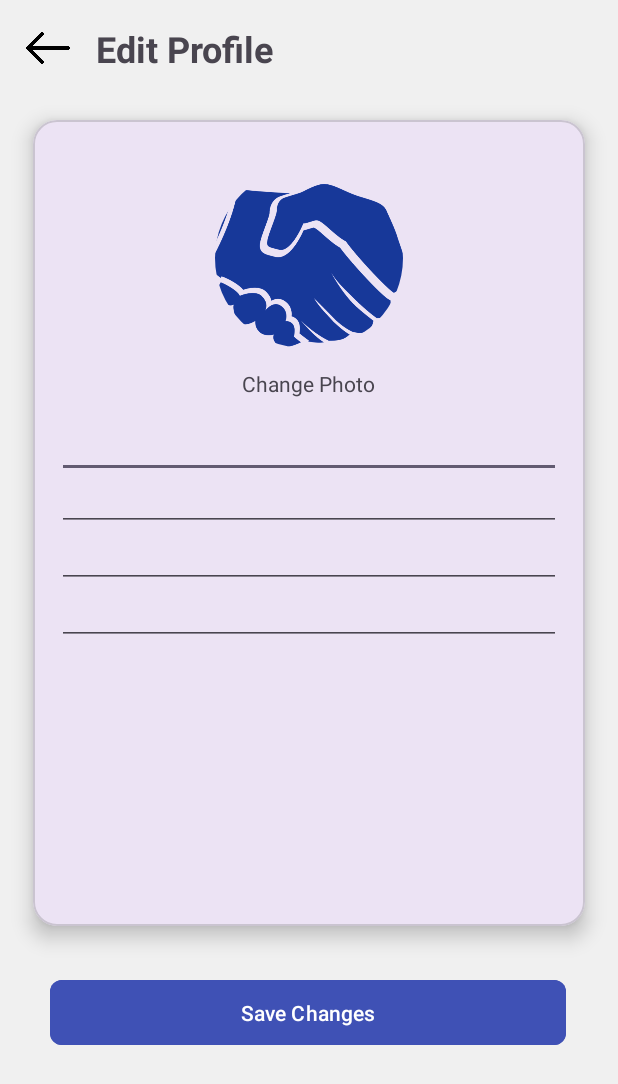
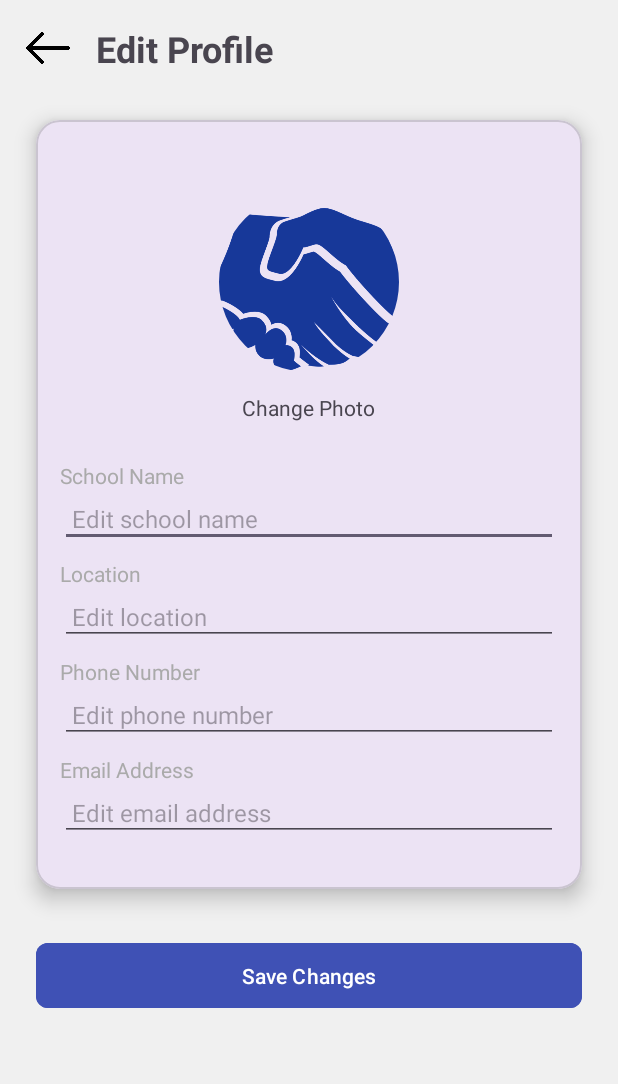
Before and after one commit to MaleeshaShashini/PasalHawula, an Android app: the EditProfileActivity screen opened directly, with no data from a screen before it, on a phone screen of 412 x 824 dp. Shown: the top 1084 px of the screen. Run offline under Robolectric (Android 15) with nearby library versions, the phone set to English and light mode, and no system bars; our stand-ins replace CircleImageView; Roboto replaces fonts that are not available here.

Commit message:
Refactor: Improved Edit Profile UI layout
-All hardcoded size and spacing values were moved into a dedicated dimens.xml file.
-All text was moved into strings.xml.
-All color codes were extracted into a colors.xml file.

```diff
--- a/app/src/main/res/layout/activity_edit_profile.xml
+++ b/app/src/main/res/layout/activity_edit_profile.xml
@@ -5,45 +5,42 @@ xmlns:app="http://schemas.android.com/apk/res-auto"
     xmlns:tools="http://schemas.android.com/tools"
     android:layout_width="match_parent"
     android:layout_height="match_parent"
-android:background="#F0F0F0"
+    android:background="@color/background_light_gray"
     tools:context=".EditProfileActivity">
 
-    <!-- Back Arrow -->
     <ImageView
         android:id="@+id/imgBack"
-        android:layout_width="32dp"
-        android:layout_height="32dp"
+        android:layout_width="@dimen/icon_size_medium"
+        android:layout_height="@dimen/icon_size_medium"
         android:src="@drawable/ic_arrow_back"
         android:contentDescription="@string/back_arrow_description"
-        android:layout_marginStart="16dp"
-        android:layout_marginTop="16dp"
+        android:layout_marginStart="@dimen/margin_medium"
+        android:layout_marginTop="@dimen/margin_medium"
         app:layout_constraintStart_toStartOf="parent"
         app:layout_constraintTop_toTopOf="parent"/>
 
-    <!-- Screen Title -->
     <TextView
         android:id="@+id/txtScreenTitle"
         android:layout_width="wrap_content"
         android:layout_height="wrap_content"
         android:text="@string/edit_profile_screen_title"
-        android:textSize="24sp"
+        android:textSize="@dimen/text_size_header"
         android:textStyle="bold"
-        android:layout_marginStart="16dp"
+        android:layout_marginStart="@dimen/margin_medium"
         app:layout_constraintStart_toEndOf="@+id/imgBack"
         app:layout_constraintTop_toTopOf="@+id/imgBack"
         app:layout_constraintBottom_toBottomOf="@+id/imgBack" />
 
-    <!-- Edit Profile Information Card View -->
     <com.google.android.material.card.MaterialCardView
         android:id="@+id/profileInfoCardView"
-        android:layout_width="368dp"
-        android:layout_height="537dp"
-        android:layout_marginStart="24dp"
-        android:layout_marginTop="80dp"
-        android:layout_marginEnd="24dp"
-        app:cardCornerRadius="16dp"
-        app:cardElevation="8dp"
-        app:contentPadding="16dp"
+        android:layout_width="0dp"
+        android:layout_height="wrap_content"
+        android:layout_marginStart="@dimen/margin_large"
+        android:layout_marginTop="@dimen/margin_top_card"
+        android:layout_marginEnd="@dimen/margin_large"
+        app:cardCornerRadius="@dimen/card_corner_radius"
+        app:cardElevation="@dimen/card_elevation"
+        app:contentPadding="@dimen/card_content_padding"
         app:layout_constraintEnd_toEndOf="parent"
         app:layout_constraintStart_toStartOf="parent"
         app:layout_constraintTop_toTopOf="parent">
@@ -52,21 +49,19 @@ tools:context=".EditProfileActivity">
             android:layout_width="match_parent"
             android:layout_height="wrap_content"
             android:gravity="center_horizontal"
-            android:orientation="vertical">
+            android:orientation="vertical"
+            android:paddingTop="@dimen/padding_vertical_form_content"
+            android:paddingBottom="@dimen/padding_vertical_form_content">
 
             <com.google.android.material.imageview.ShapeableImageView
                 android:id="@+id/imgProfile"
-                android:layout_width="125dp"
-                android:layout_height="120dp"
-                android:layout_marginTop="16dp"
-                android:layout_marginBottom="14dp"
-                android:contentDescription="@string/school_logo_description"
+                android:layout_width="@dimen/profile_image_size"
+                android:layout_height="@dimen/profile_image_size"
+                android:layout_marginTop="@dimen/margin_medium"
+                android:layout_marginBottom="@dimen/margin_small_plus"
+                android:contentDescription="@string/profile_picture_description"
                 android:scaleType="centerCrop"
                 android:src="@drawable/logo"
-                app:layout_constraintBottom_toBottomOf="parent"
-                app:layout_constraintEnd_toEndOf="parent"
-                app:layout_constraintStart_toStartOf="parent"
-                app:layout_constraintTop_toTopOf="parent"
                 app:shapeAppearanceOverlay="@style/CircleImageView" />
 
             <TextView
@@ -74,96 +69,88 @@ tools:context=".EditProfileActivity">
                 android:layout_width="wrap_content"
                 android:layout_height="wrap_content"
                 android:text="@string/edit_profile_picture_text"
-                android:textSize="14sp"
-                android:layout_marginBottom="18dp"
-                android:drawablePadding="4dp"
-                app:tint="@color/darkBlue"
-                app:layout_constraintTop_toBottomOf="@+id/imgProfileOrSchoolLogo"
-                app:layout_constraintStart_toStartOf="parent"
-                app:layout_constraintEnd_toEndOf="parent"
-                app:layout_constraintBottom_toBottomOf="parent"/>
+                android:textSize="@dimen/text_size_small"
+                android:layout_marginBottom="@dimen/margin_large_plus"
+                android:drawablePadding="@dimen/padding_tiny"
+                app:tint="@color/dark_blue_custom" />
 
             <TextView
-                android:id="@+id/txtSchoolName"
+                android:id="@+id/txtSchoolNameLabel"
                 android:layout_width="match_parent"
                 android:layout_height="wrap_content"
-                android:layout_marginTop="8dp"
+                android:layout_marginTop="@dimen/margin_small"
                 android:text="@string/edit_profile_school_name_label"
-                android:textColor="@android:color/darker_gray"
-                android:textSize="14sp"
-                android:visibility="gone"
-                tools:visibility="visible" />
+                android:textColor="@color/text_color_gray"
+                android:textSize="@dimen/text_size_small" />
 
             <EditText
                 android:id="@+id/editSchoolName"
                 android:layout_width="match_parent"
                 android:layout_height="wrap_content"
                 android:inputType="textCapWords"
-                android:padding="8dp"
-                android:textColor="@color/black"
-                android:textSize="14sp"
+                android:padding="@dimen/padding_small"
+                android:textColor="@color/text_color_black"
+                android:textSize="@dimen/text_size_medium"
+                android:hint="@string/hint_school_name"
                 tools:text="Central College" />
 
             <TextView
-                android:id="@+id/txtLocation"
+                android:id="@+id/txtLocationLabel"
                 android:layout_width="match_parent"
                 android:layout_height="wrap_content"
-                android:layout_marginTop="8dp"
+                android:layout_marginTop="@dimen/margin_small"
                 android:text="@string/edit_profile_location_label"
-                android:textColor="@android:color/darker_gray"
-                android:textSize="14sp"
-                android:visibility="gone"
-                tools:visibility="visible" />
+                android:textColor="@color/text_color_gray"
+                android:textSize="@dimen/text_size_small"/>
 
             <EditText
-                android:id="@+id/editSchool"
+                android:id="@+id/editLocation"
                 android:layout_width="match_parent"
                 android:layout_height="wrap_content"
                 android:inputType="textCapWords"
-                android:padding="8dp"
-                android:textSize="14sp"
+                android:padding="@dimen/padding_small"
+                android:textSize="@dimen/text_size_medium"
+                android:hint="@string/hint_location"
                 tools:text="Colombo, Sri Lanka" />
 
             <TextView
-                android:id="@+id/txtPhoneNumber"
+                android:id="@+id/txtPhoneNumberLabel"
                 android:layout_width="match_parent"
                 android:layout_height="wrap_content"
-                android:layout_marginTop="8dp"
+                android:layout_marginTop="@dimen/margin_small"
                 android:text="@string/edit_profile_phone_number_label"
-                android:textColor="@android:color/darker_gray"
-                android:textSize="14sp"
-                android:visibility="gone"
-                tools:visibility="visible" />
+                android:textColor="@color/text_color_gray"
+                android:textSize="@dimen/text_size_small"/>
 
             <EditText
                 android:id="@+id/editPhoneNumber"
                 android:layout_width="match_parent"
                 android:layout_height="wrap_content"
                 android:inputType="phone"
-                android:padding="8dp"
-                android:textColor="@color/black"
-                android:textSize="16sp"
+                android:padding="@dimen/padding_small"
+                android:textColor="@color/text_color_black"
+                android:textSize="@dimen/text_size_medium"
+                android:hint="@string/hint_phone_number"
                 tools:text="+94 11 2345678" />
 
             <TextView
-                android:id="@+id/txtEmailAddress"
+                android:id="@+id/txtEmailAddressLabel"
                 android:layout_width="match_parent"
                 android:layout_height="wrap_content"
-                android:layout_marginTop="8dp"
+                android:layout_marginTop="@dimen/margin_small"
                 android:text="@string/edit_profile_email_address_label"
-                android:textColor="@android:color/darker_gray"
-                android:textSize="14sp"
-                android:visibility="gone"
-                tools:visibility="visible" />
+                android:textColor="@color/text_color_gray"
+                android:textSize="@dimen/text_size_small" />
 
             <EditText
                 android:id="@+id/editEmailAddress"
                 android:layout_width="match_parent"
                 android:layout_height="wrap_content"
                 android:inputType="textEmailAddress"
-                android:padding="8dp"
-                android:textColor="@color/black"
-                android:textSize="16sp"
+                android:padding="@dimen/padding_small"
+                android:textColor="@color/text_color_black"
+                android:textSize="@dimen/text_size_medium"
+                android:hint="@string/hint_email_address"
                 tools:text="info@central-college.lk" />
 
         </LinearLayout>
@@ -171,18 +158,19 @@ tools:context=".EditProfileActivity">
 
     <com.google.android.material.button.MaterialButton
         android:id="@+id/btnSaveChanges"
-        android:layout_width="344dp"
+        android:layout_width="0dp"
         android:layout_height="wrap_content"
-        android:layout_marginTop="32dp"
-        android:layout_marginBottom="16dp"
-        android:backgroundTint="#3F51B5"
-        android:paddingVertical="12dp"
+        android:layout_marginTop="@dimen/margin_xlarge"
+        android:layout_marginBottom="@dimen/margin_medium"
+        android:layout_marginStart="@dimen/margin_large"
+        android:layout_marginEnd="@dimen/margin_large"
+        android:backgroundTint="@color/brand_blue"
+        android:paddingVertical="@dimen/button_padding_vertical"
         android:text="@string/edit_profile_save_changes_button"
         android:textColor="@android:color/white"
-        app:cornerRadius="8dp"
+        app:cornerRadius="@dimen/button_corner_radius"
         app:layout_constraintBottom_toBottomOf="parent"
         app:layout_constraintEnd_toEndOf="parent"
-        app:layout_constraintHorizontal_bias="0.491"
         app:layout_constraintStart_toStartOf="parent"
         app:layout_constraintTop_toBottomOf="@id/profileInfoCardView"
         app:layout_constraintVertical_bias="0.0" />
--- a/app/src/main/res/values/colors.xml
+++ b/app/src/main/res/values/colors.xml
@@ -27,4 +27,9 @@
     <color name="tab_selected_text">#3F51B5</color>
     <color name="tab_unselected_text">#808080</color>
     <color name="colorPrimary">#6200EE</color>
+    <color name="background_light_gray">#F0F0F0</color>
+    <color name="brand_blue">#3F51B5</color>
+    <color name="dark_blue_custom">#00008B</color>
+    <color name="text_color_black">#000000</color>
+    <color name="text_color_gray">@android:color/darker_gray</color>
 </resources>
--- /dev/null
+++ b/app/src/main/res/values/dimens.xml
@@ -0,0 +1,30 @@
+<?xml version="1.0" encoding="utf-8"?>
+<resources>
+    <dimen name="text_size_header">24sp</dimen>
+    <dimen name="text_size_medium">16sp</dimen>
+    <dimen name="text_size_small">14sp</dimen>
+
+    <dimen name="margin_tiny">4dp</dimen>
+    <dimen name="margin_small">8dp</dimen>
+    <dimen name="margin_small_plus">14dp</dimen>
+    <dimen name="margin_medium">16dp</dimen>
+    <dimen name="margin_large">24dp</dimen>
+    <dimen name="margin_large_plus">18dp</dimen>
+    <dimen name="margin_xlarge">32dp</dimen>
+    <dimen name="margin_top_card">80dp</dimen>
+
+    <dimen name="padding_tiny">4dp</dimen>
+    <dimen name="padding_small">8dp</dimen>
+    <dimen name="button_padding_vertical">12dp</dimen>
+    <dimen name="padding_vertical_form_content">16dp</dimen>
+
+    <dimen name="icon_size_medium">32dp</dimen>
+    <dimen name="profile_image_size">120dp</dimen>
+
+    <dimen name="card_corner_radius">16dp</dimen>
+    <dimen name="card_elevation">8dp</dimen>
+    <dimen name="card_content_padding">16dp</dimen>
+
+    <dimen name="button_corner_radius">8dp</dimen>
+
+</resources>
--- a/app/src/main/res/values/strings.xml
+++ b/app/src/main/res/values/strings.xml
@@ -140,4 +140,12 @@
     <string name="edit_profile_email_address_label">Email Address</string>
     <string name="edit_profile_save_changes_button">Save Changes</string>
     <string name="edit_profile_picture_text">Change Photo</string>
+
+    <string name="profile_picture_description">Current profile picture</string>
+
+    <string name="hint_school_name">Edit school name</string>
+    <string name="hint_location">Edit location</string>
+    <string name="hint_phone_number">Edit phone number</string>
+    <string name="hint_email_address">Edit email address</string>
+
 </resources>
```
Lines whose indentation alone changed are shown as unchanged.
